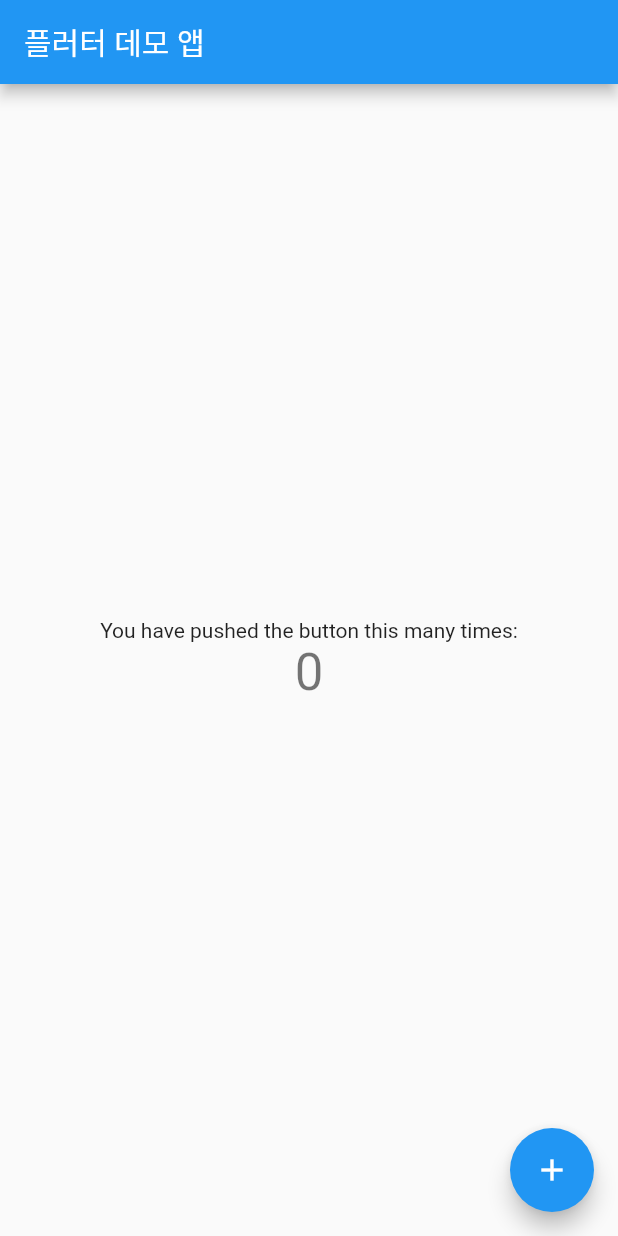
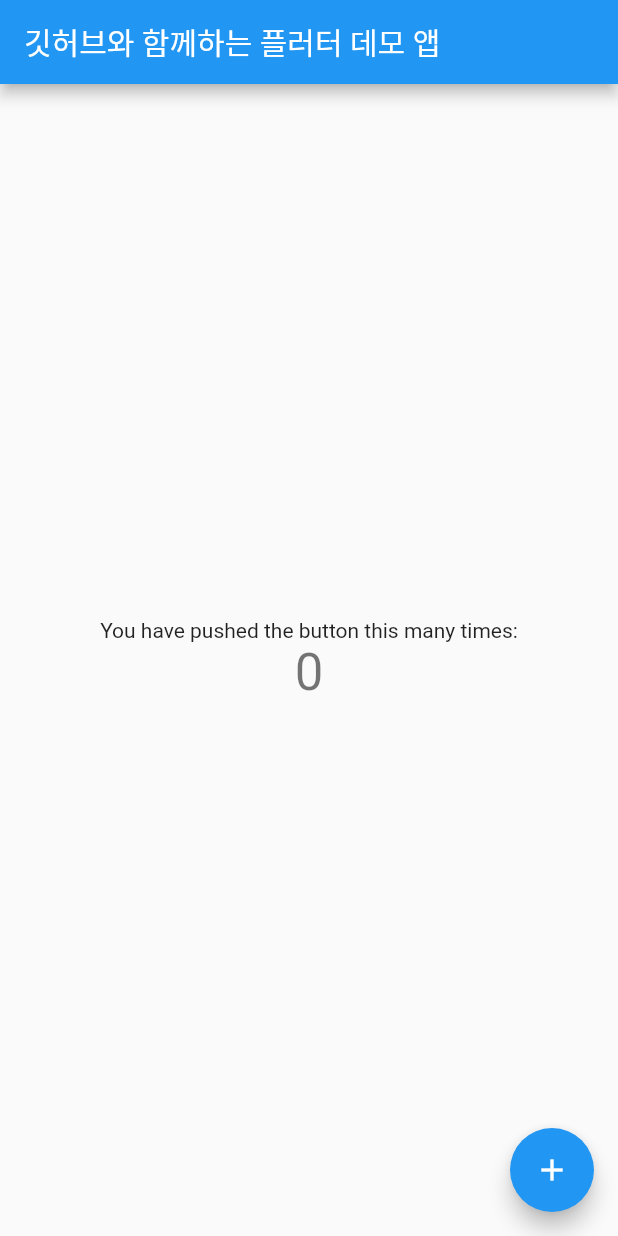
Before and after one commit to Jun413/first-flutter-project, a Flutter app: the screen it shows after launch, on a phone screen of 412 x 824 dp. Run offline on Flutter 3.47's test engine with Material 2 defaults, Android fonts, the phone set to English and light mode, and no system bars.

Commit message:
second commit

```diff
--- a/lib/main.dart
+++ b/lib/main.dart
@@ -23,7 +23,7 @@ class MyApp extends StatelessWidget {
         // is not restarted.
         primarySwatch: Colors.blue,
       ),
-      home: MyHomePage(title: '플러터 데모 앱'),
+      home: MyHomePage(title: '깃허브와 함께하는 플러터 데모 앱'),
     );
   }
 }
```
